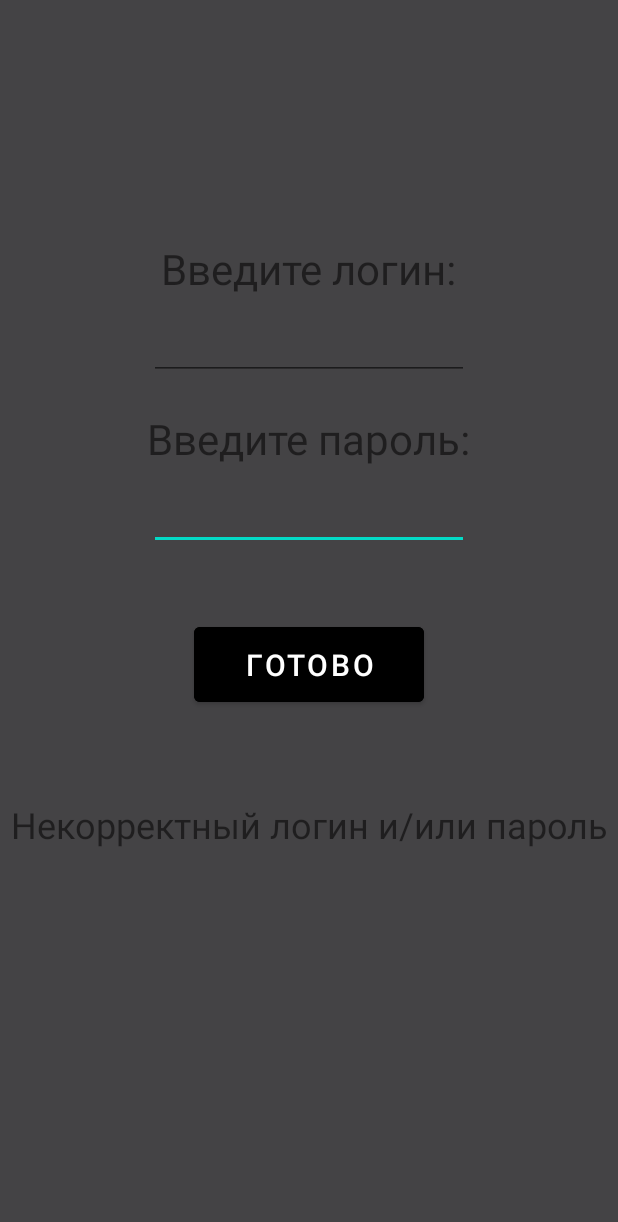
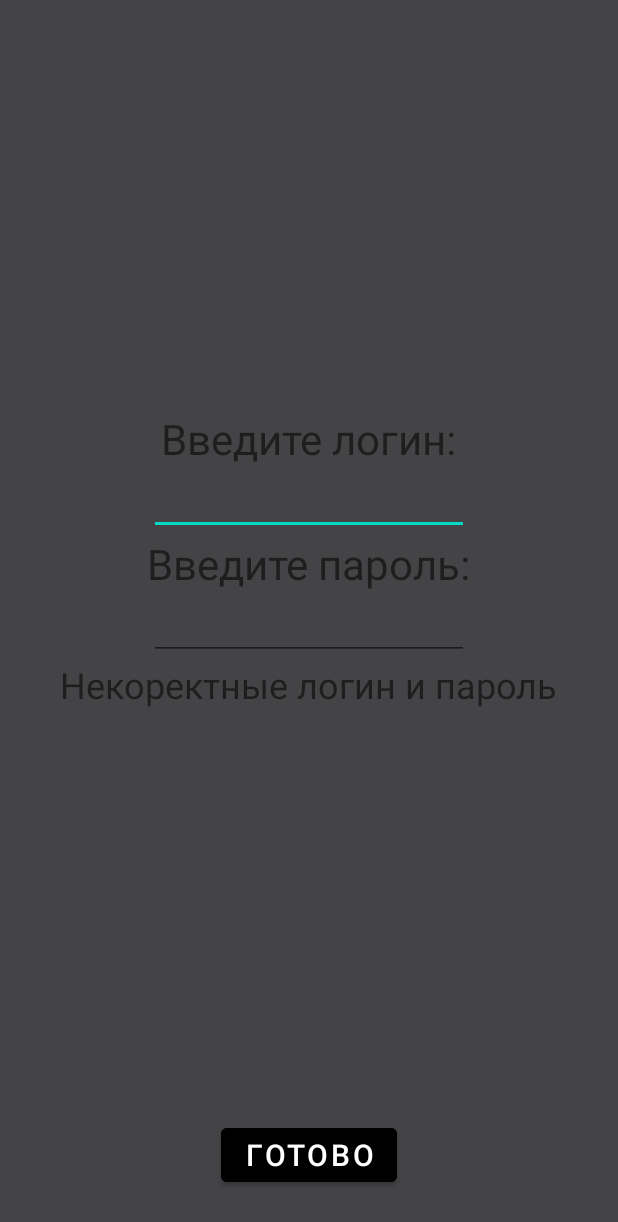
Before and after one commit to Rabi-0/KnopkokrasyAndroid1, an Android app: the screen it shows after launch (MainActivity), after a tap on "ГОТОВО", on a phone screen of 412 x 824 dp. Shown: the top 1222 px of the screen. Run offline under Robolectric (Android 15) with nearby library versions, the phone set to English and light mode, and no system bars.

Commit message:
исправления: 1. теперь пароль не отображется )) 2. присутствует валидация пароля и логина и при неверном вводе высвечивается сообщение в зависимости от ввода (3 вариации) 3. переименовала второе активити 4. кнопка теперь внизу 5. корректное отображение в горизонтальном виде

```diff
--- a/app/src/main/AndroidManifest.xml
+++ b/app/src/main/AndroidManifest.xml
@@ -10,7 +10,7 @@
         android:supportsRtl="true"
         android:theme="@style/Theme.KnopkokrasyAndroid1">
         <activity
-            android:name=".MainActivity2"
+            android:name=".Activity2"
             android:exported="false" />
         <activity
             android:name=".MainActivity"
--- a/app/src/main/java/com/example/knopkokrasyandroid1/MainActivity2.kt
+++ b/app/src/main/java/com/example/knopkokrasyandroid1/Activity2.kt
@@ -4,16 +4,15 @@ import androidx.appcompat.app.AppCompatActivity
 import android.os.Bundle
 import android.widget.TextView
 
-class MainActivity2 : AppCompatActivity() {
+class Activity2 : AppCompatActivity() {
     override fun onCreate(savedInstanceState: Bundle?) {
         super.onCreate(savedInstanceState)
         setContentView(R.layout.activity_main2)
 
         val loginData: String? = intent.getStringExtra(LOGIN_DATA)
-        val passwordData: String? = intent.getStringExtra(PASSWORD_DATA)
 
         val info:TextView = findViewById(R.id.info)
-        info.text = "Ваш логин: $loginData \nВаш пароль: $passwordData"
+        info.text = "Ваш логин: $loginData"
     }
 
     companion object{
--- a/app/src/main/java/com/example/knopkokrasyandroid1/MainActivity.kt
+++ b/app/src/main/java/com/example/knopkokrasyandroid1/MainActivity.kt
@@ -18,13 +18,15 @@ class MainActivity : AppCompatActivity() {
     }
 
     private fun transition() {
-        val intent = Intent(this, MainActivity2::class.java)
+        val intent = Intent(this, Activity2::class.java)
         val login : EditText = findViewById(R.id.login)
         val password : EditText = findViewById(R.id.password)
         val incorrectSome: TextView = findViewById(R.id.textView)
-        intent.putExtra(MainActivity2.LOGIN_DATA,login.text.toString())
-        intent.putExtra(MainActivity2.PASSWORD_DATA,password.text.toString())
-        if (password.length() >7 && login.length()>2) startActivity(intent)
-        else incorrectSome.text = "Некорректный логин и/или пароль"
+        intent.putExtra(Activity2.LOGIN_DATA,login.text.toString())
+        intent.putExtra(Activity2.PASSWORD_DATA,password.text.toString())
+        if (password.length() >7 && login.length()>2 && password.text.toString().toLongOrNull() != null) startActivity(intent)
+        else if(login.length() < 3 && (password.length() <8 || password.text.toString().toLongOrNull() == null)) incorrectSome.text ="Некоректные логин и пароль"
+        else if(password.length() <8 || password.text.toString().toLongOrNull() == null) incorrectSome.text = "Некорректный пароль"
+        else incorrectSome.text =  "Некорректный логин"
     }
 }
--- a/app/src/main/res/layout/activity_main.xml
+++ b/app/src/main/res/layout/activity_main.xml
@@ -12,21 +12,34 @@
         android:id="@+id/inputLogin"
         android:layout_width="wrap_content"
         android:layout_height="wrap_content"
-        android:layout_marginTop="160dp"
         android:text="@string/input_login"
         android:textSize="28sp"
+        app:layout_constraintVertical_chainStyle="packed"
+        app:layout_constraintBottom_toTopOf="@+id/login"
         app:layout_constraintEnd_toEndOf="parent"
         app:layout_constraintHorizontal_bias="0.5"
         app:layout_constraintStart_toStartOf="parent"
         app:layout_constraintTop_toTopOf="parent" />
 
+    <EditText
+        android:id="@+id/login"
+        android:layout_width="wrap_content"
+        android:layout_height="wrap_content"
+        android:ems="10"
+        android:inputType="textPersonName"
+        app:layout_constraintBottom_toTopOf="@+id/inputPassword"
+        app:layout_constraintEnd_toEndOf="parent"
+        app:layout_constraintHorizontal_bias="0.5"
+        app:layout_constraintStart_toStartOf="parent"
+        app:layout_constraintTop_toBottomOf="@+id/inputLogin" />
+
     <TextView
         android:id="@+id/inputPassword"
         android:layout_width="wrap_content"
         android:layout_height="wrap_content"
-        android:layout_marginTop="20dp"
         android:text="@string/input_password"
         android:textSize="28sp"
+        app:layout_constraintBottom_toTopOf="@+id/password"
         app:layout_constraintEnd_toEndOf="parent"
         app:layout_constraintHorizontal_bias="0.5"
         app:layout_constraintStart_toStartOf="parent"
@@ -36,53 +49,36 @@
         android:id="@+id/password"
         android:layout_width="wrap_content"
         android:layout_height="wrap_content"
-        android:layout_marginTop="10dp"
         android:ems="10"
         android:inputType="textPassword"
+        app:layout_constraintBottom_toTopOf="@+id/textView"
         app:layout_constraintEnd_toEndOf="parent"
         app:layout_constraintHorizontal_bias="0.5"
         app:layout_constraintStart_toStartOf="parent"
         app:layout_constraintTop_toBottomOf="@+id/inputPassword" />
 
+    <TextView
+        android:id="@+id/textView"
+        android:layout_width="wrap_content"
+        android:layout_height="wrap_content"
+        android:textSize="24sp"
+        app:layout_constraintBottom_toTopOf="@+id/button"
+        app:layout_constraintEnd_toEndOf="parent"
+        app:layout_constraintHorizontal_bias="0.5"
+        app:layout_constraintStart_toStartOf="parent"
+        app:layout_constraintTop_toBottomOf="@+id/password" />
+
     <Button
         android:id="@+id/button"
-        android:layout_width="153dp"
-        android:layout_height="62dp"
-        android:layout_marginTop="20dp"
+        android:layout_width="wrap_content"
+        android:layout_height="wrap_content"
         android:backgroundTint="@color/black"
+        android:layout_marginBottom="30dp"
         android:text="ГОТОВО"
         android:textColor="@color/white"
         android:textSize="20sp"
         app:layout_constraintBottom_toBottomOf="parent"
         app:layout_constraintEnd_toEndOf="parent"
-        app:layout_constraintHorizontal_bias="0.5"
-        app:layout_constraintStart_toStartOf="parent"
-        app:layout_constraintTop_toBottomOf="@+id/password"
-        app:layout_constraintVertical_bias="0.068" />
+        app:layout_constraintStart_toStartOf="parent" />
 
-    <EditText
-        android:id="@+id/login"
-        android:layout_width="wrap_content"
-        android:layout_height="wrap_content"
-        android:layout_marginTop="10dp"
-        android:ems="10"
-        android:inputType="textPersonName"
-        app:layout_constraintEnd_toEndOf="parent"
-        app:layout_constraintHorizontal_bias="0.5"
-        app:layout_constraintStart_toStartOf="parent"
-        app:layout_constraintTop_toBottomOf="@+id/inputLogin" />
-
-    <TextView
-        android:id="@+id/textView"
-        android:layout_width="wrap_content"
-        android:layout_height="wrap_content"
-        android:layout_marginTop="15dp"
-        android:gravity="center_horizontal|center_vertical"
-        android:textSize="24sp"
-        app:layout_constraintBottom_toBottomOf="parent"
-        app:layout_constraintEnd_toEndOf="parent"
-        app:layout_constraintHorizontal_bias="0.5"
-        app:layout_constraintStart_toStartOf="parent"
-        app:layout_constraintTop_toBottomOf="@+id/button"
-        app:layout_constraintVertical_bias="0.145" />
 </androidx.constraintlayout.widget.ConstraintLayout>
--- a/app/src/main/res/layout/activity_main2.xml
+++ b/app/src/main/res/layout/activity_main2.xml
@@ -5,7 +5,7 @@
     android:layout_width="match_parent"
     android:layout_height="match_parent"
     android:background="@color/maim_color"
-    tools:context=".MainActivity2">
+    tools:context=".Activity2">
 
     <TextView
         android:id="@+id/info"
```
